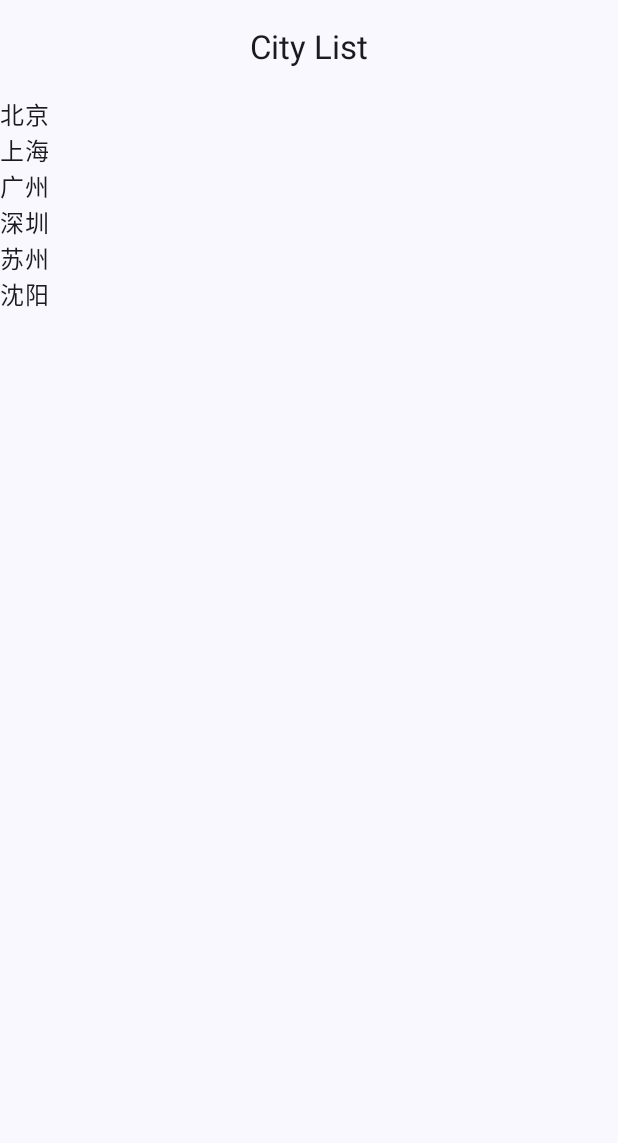
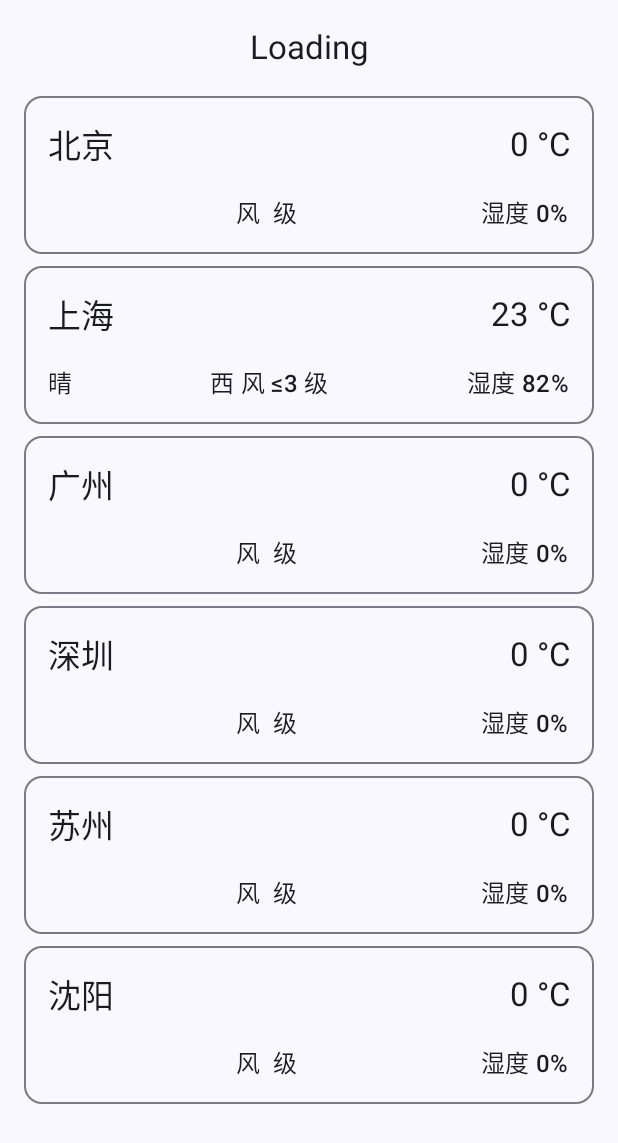
Before and after one commit to TinkZhang/Weather, an Android app built with Jetpack Compose: the screen it shows after launch (MainActivity), on a phone screen of 412 x 824 dp. Shown: the top 1143 px of the screen. Run offline under Robolectric (Android 15) with nearby library versions, the phone set to English and light mode, and no system bars; our stand-ins replace accompanist, window size class.

Commit message:
base list screen ui

```diff
--- a/app/build.gradle
+++ b/app/build.gradle
@@ -50,6 +50,7 @@ dependencies {
 
     implementation 'androidx.core:core-ktx:1.10.1'
     implementation 'androidx.lifecycle:lifecycle-runtime-ktx:2.6.1'
+    implementation 'androidx.lifecycle:lifecycle-viewmodel-compose:2.6.1'
     implementation 'androidx.activity:activity-compose:1.7.2'
     implementation platform('androidx.compose:compose-bom:2023.06.01')
     implementation 'androidx.compose.ui:ui'
--- /dev/null
+++ b/app/src/main/java/app/tinks/weather/WeatherRepository.kt
@@ -0,0 +1,48 @@
+package app.tinks.weather
+
+import app.tinks.weather.model.City
+import app.tinks.weather.model.ForecastWeather
+import app.tinks.weather.model.LiveWeather
+import app.tinks.weather.model.toForecastWeather
+import app.tinks.weather.network.WeatherApi
+import kotlinx.coroutines.CoroutineScope
+import kotlinx.coroutines.Dispatchers
+import kotlinx.coroutines.launch
+
+object WeatherRepository {
+    private val api = WeatherApi
+    val liveWeathers: MutableMap<String, LiveWeather> = AppConfig.cityList.associate {
+        it.adCode to LiveWeather(it)
+    }.toMutableMap()
+
+    private val forecastWeathers: MutableMap<String, ForecastWeather> =
+        AppConfig.cityList.associate {
+            it.adCode to ForecastWeather(it)
+        }.toMutableMap()
+
+    suspend fun updateAllLiveWeathers() {
+        CoroutineScope(Dispatchers.IO).launch {
+//            AppConfig.cityList.forEach { city ->
+//                liveWeathers[city.adCode] =
+//                    withContext(Dispatchers.IO) {
+//                        api.getLiveWeather(
+//                            city.adCode
+//                        ).toLiveWeather(city)
+//                    }!!
+//            }
+            liveWeathers["310000"] =
+                LiveWeather(city = City("021", "310000", "上海"),
+                    temperature = 23,
+                    weather = "晴",
+                    winddirection = "西",
+                    windpower = "≤3",
+                    humidity = 82,
+                )
+        }
+    }
+
+    suspend fun updateForecast(city: City) {
+        val result = api.getForecastWeather(city.adCode).toForecastWeather(city)
+        forecastWeathers[city.adCode] = result!!
+    }
+}
--- a/app/src/main/java/app/tinks/weather/citylist/CityListScreen.kt
+++ b/app/src/main/java/app/tinks/weather/citylist/CityListScreen.kt
@@ -1,6 +1,6 @@
 package app.tinks.weather.citylist
 
-import androidx.compose.foundation.clickable
+import androidx.compose.foundation.layout.Arrangement
 import androidx.compose.foundation.layout.padding
 import androidx.compose.foundation.lazy.LazyColumn
 import androidx.compose.foundation.lazy.items
@@ -10,11 +10,14 @@ import androidx.compose.material3.Scaffold
 import androidx.compose.material3.Text
 import androidx.compose.runtime.Composable
 import androidx.compose.runtime.LaunchedEffect
+import androidx.compose.runtime.collectAsState
 import androidx.compose.ui.Modifier
+import androidx.compose.ui.unit.dp
+import androidx.lifecycle.viewmodel.compose.viewModel
 import androidx.navigation.NavController
-import app.tinks.weather.AppConfig
+import app.tinks.weather.citylist.ui.CityItem
+import app.tinks.weather.model.LiveWeather
 import app.tinks.weather.navigation.navigateToCity
-import app.tinks.weather.network.WeatherApi
 
 @Composable
 fun CityListRoute(
@@ -27,18 +30,24 @@ fun CityListRoute(
 @Composable
 fun CityListScreen(
     onItemClicked: (String) -> Unit,
+    viewModel: CityListViewModel = viewModel()
 ) {
+    val uiState = viewModel.uiState.collectAsState()
+    LaunchedEffect(key1 = 1) {
+        viewModel.update()
+    }
     Scaffold(topBar = {
-        CenterAlignedTopAppBar(title = { Text("City List") })
+        CenterAlignedTopAppBar(title = { Text(if (uiState.value.isLoading) "Loading" else "City List") })
     }) { padding ->
-        LaunchedEffect(key1 = 1) {
-            WeatherApi.getLiveWeather(" ")
-        }
-        LazyColumn(Modifier.padding(padding)) {
-            items(items = AppConfig.cityList, key = { it.cityId }) { city ->
-                Text(
-                    city.name, modifier = Modifier.clickable { onItemClicked(city.name) }
-                )
+
+        LazyColumn(
+            modifier = Modifier
+                .padding(padding)
+                .padding(horizontal = 16.dp),
+            verticalArrangement = Arrangement.spacedBy(8.dp)
+        ) {
+            items(items = uiState.value.liveWeathers.values.toList()) { liveWeather: LiveWeather ->
+                CityItem(liveWeather, onItemClick = onItemClicked)
             }
         }
     }
--- /dev/null
+++ b/app/src/main/java/app/tinks/weather/citylist/CityListViewModel.kt
@@ -0,0 +1,32 @@
+package app.tinks.weather.citylist
+
+import androidx.lifecycle.ViewModel
+import androidx.lifecycle.viewModelScope
+import app.tinks.weather.WeatherRepository
+import app.tinks.weather.model.LiveWeather
+import kotlinx.coroutines.Dispatchers
+import kotlinx.coroutines.flow.MutableStateFlow
+import kotlinx.coroutines.flow.StateFlow
+import kotlinx.coroutines.flow.asStateFlow
+import kotlinx.coroutines.launch
+
+class CityListViewModel : ViewModel() {
+    private val repository = WeatherRepository
+
+    private val _uiState =
+        MutableStateFlow(ListUiState(isLoading = false, liveWeathers = repository.liveWeathers))
+    val uiState: StateFlow<ListUiState> = _uiState.asStateFlow()
+
+
+    fun update() {
+        viewModelScope.launch(Dispatchers.Main) {
+            repository.updateAllLiveWeathers()
+            _uiState.value = ListUiState(isLoading = true, liveWeathers = repository.liveWeathers)
+        }
+    }
+}
+
+data class ListUiState(
+    val isLoading: Boolean = false,
+    val liveWeathers: Map<String, LiveWeather>
+)
--- /dev/null
+++ b/app/src/main/java/app/tinks/weather/citylist/ui/CityItem.kt
@@ -0,0 +1,75 @@
+package app.tinks.weather.citylist.ui
+
+import androidx.compose.foundation.layout.Arrangement
+import androidx.compose.foundation.layout.Column
+import androidx.compose.foundation.layout.Row
+import androidx.compose.foundation.layout.Spacer
+import androidx.compose.foundation.layout.fillMaxWidth
+import androidx.compose.foundation.layout.height
+import androidx.compose.foundation.layout.padding
+import androidx.compose.material3.ExperimentalMaterial3Api
+import androidx.compose.material3.MaterialTheme
+import androidx.compose.material3.OutlinedCard
+import androidx.compose.material3.Text
+import androidx.compose.runtime.Composable
+import androidx.compose.ui.Alignment
+import androidx.compose.ui.Modifier
+import androidx.compose.ui.unit.dp
+import app.tinks.weather.model.City
+import app.tinks.weather.model.LiveWeather
+import app.tinks.weather.ui.theme.WeatherTheme
+import app.tinks.weather.utils.PreviewAnnotation
+
+@OptIn(ExperimentalMaterial3Api::class)
+@Composable
+fun CityItem(
+    liveWeather: LiveWeather,
+    modifier: Modifier = Modifier,
+    onItemClick: (String) -> Unit = {}
+) {
+    OutlinedCard(modifier = modifier, onClick = { onItemClick(liveWeather.city.cityId) }) {
+        Column(
+            modifier = Modifier
+                .fillMaxWidth()
+                .padding(16.dp)
+        ) {
+            Row(
+                modifier = Modifier.fillMaxWidth(),
+                verticalAlignment = Alignment.CenterVertically,
+                horizontalArrangement = Arrangement.SpaceBetween
+            ) {
+                Text(liveWeather.city.name, style = MaterialTheme.typography.titleLarge)
+                Text("${liveWeather.temperature} °C", style = MaterialTheme.typography.titleLarge)
+            }
+            Spacer(modifier = Modifier.height(16.dp))
+            Row(
+                modifier = Modifier.fillMaxWidth(),
+                verticalAlignment = Alignment.CenterVertically,
+                horizontalArrangement = Arrangement.SpaceBetween
+            ) {
+                Text(liveWeather.weather, style = MaterialTheme.typography.titleMedium)
+                Text(
+                    "${liveWeather.winddirection} 风 ${liveWeather.windpower} 级",
+                    style = MaterialTheme.typography.titleMedium
+                )
+                Text("湿度 ${liveWeather.humidity}%", style = MaterialTheme.typography.titleMedium)
+            }
+        }
+    }
+}
+
+@PreviewAnnotation
+@Composable
+private fun CityItemPreview() {
+    val sampleLiveWeather = LiveWeather(
+        city = City("021", "310000", "上海"),
+        temperature = 23,
+        weather = "晴",
+        winddirection = "西",
+        windpower = "≤3",
+        humidity = 82,
+    )
+    WeatherTheme {
+        CityItem(sampleLiveWeather)
+    }
+}
--- /dev/null
+++ b/app/src/main/java/app/tinks/weather/model/ForecastWeather.kt
@@ -0,0 +1,22 @@
+package app.tinks.weather.model
+
+import app.tinks.weather.network.dto.WeatherDto
+import java.util.Date
+
+data class ForecastWeather(
+    val city: City,
+    val weather: String = "",
+    val temperature: Int = 0,
+    val winddirection: String = "",
+    val windpower: String = "",
+    val humidity: Int = 0,
+    val reporttime: Date? = null,
+)
+
+fun WeatherDto.toForecastWeather(city: City): ForecastWeather? =
+    this.forecasts?.get(0)?.casts?.get(0)?.let {
+        ForecastWeather(
+        city = city,
+        weather = it.dayweather
+    )
+    }
--- /dev/null
+++ b/app/src/main/java/app/tinks/weather/model/LiveWeather.kt
@@ -0,0 +1,27 @@
+package app.tinks.weather.model
+
+import app.tinks.weather.network.dto.WeatherDto
+import java.util.Date
+
+data class LiveWeather(
+    val city: City,
+    val weather: String = "",
+    val temperature: Int = 0,
+    val winddirection: String = "",
+    val windpower: String = "",
+    val humidity: Int = 0,
+    val reporttime: Date? = null,
+)
+
+fun WeatherDto.toLiveWeather(city: City): LiveWeather? =
+    this.lives?.get(0)?.let {
+        LiveWeather(
+            city = city,
+            weather = it.weather,
+            temperature = it.temperature.toInt(),
+            winddirection = it.winddirection,
+            windpower = it.windpower,
+            humidity = it.humidity.toInt(),
+            reporttime = null
+        )
+    }
--- a/app/src/main/java/app/tinks/weather/network/WeatherApi.kt
+++ b/app/src/main/java/app/tinks/weather/network/WeatherApi.kt
@@ -36,26 +36,26 @@ object WeatherApi {
 
     }
 
-    suspend fun getForecastWeather(city: String): WeatherDto {
-        return service.getForecastWeather("110101")
+    suspend fun getForecastWeather(adCode: String): WeatherDto {
+        return service.getForecastWeather(adCode)
     }
 
-    suspend fun getLiveWeather(city: String): WeatherDto {
-        return service.getLiveWeather("110101")
+    suspend fun getLiveWeather(adCode: String): WeatherDto {
+        return service.getLiveWeather(adCode)
     }
 }
 
 interface WeatherService {
     @GET("v3/weather/weatherInfo")
     suspend fun getForecastWeather(
-        @Query("city") cityId: String,
+        @Query("city") adCode: String,
         @Query("extensions") extensions: String = "all",
         @Query("key") key: String = KEY
     ): WeatherDto
 
     @GET("v3/weather/weatherInfo")
     suspend fun getLiveWeather(
-        @Query("city") cityId: String,
+        @Query("city") adCode: String,
         @Query("extensions") extensions: String = "base",
         @Query("key") key: String = KEY
     ): WeatherDto
```
Also changed, not shown: app/src/main/java/app/tinks/weather/utils/PreviewAnnotion.kt (added, +8 -0 lines).
